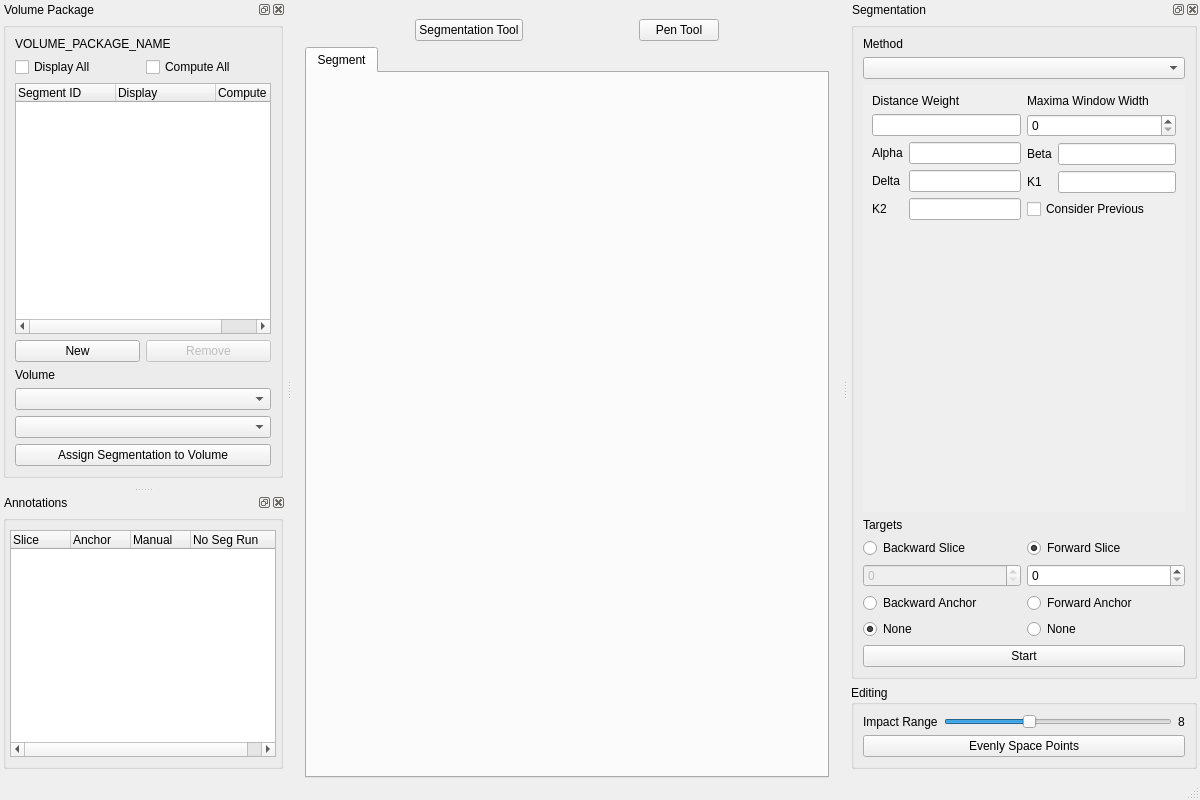
First picture: the form in volume-cartographer/apps/VC/VCMain.ui, repository SuperOptimizer/villa, before the edit.
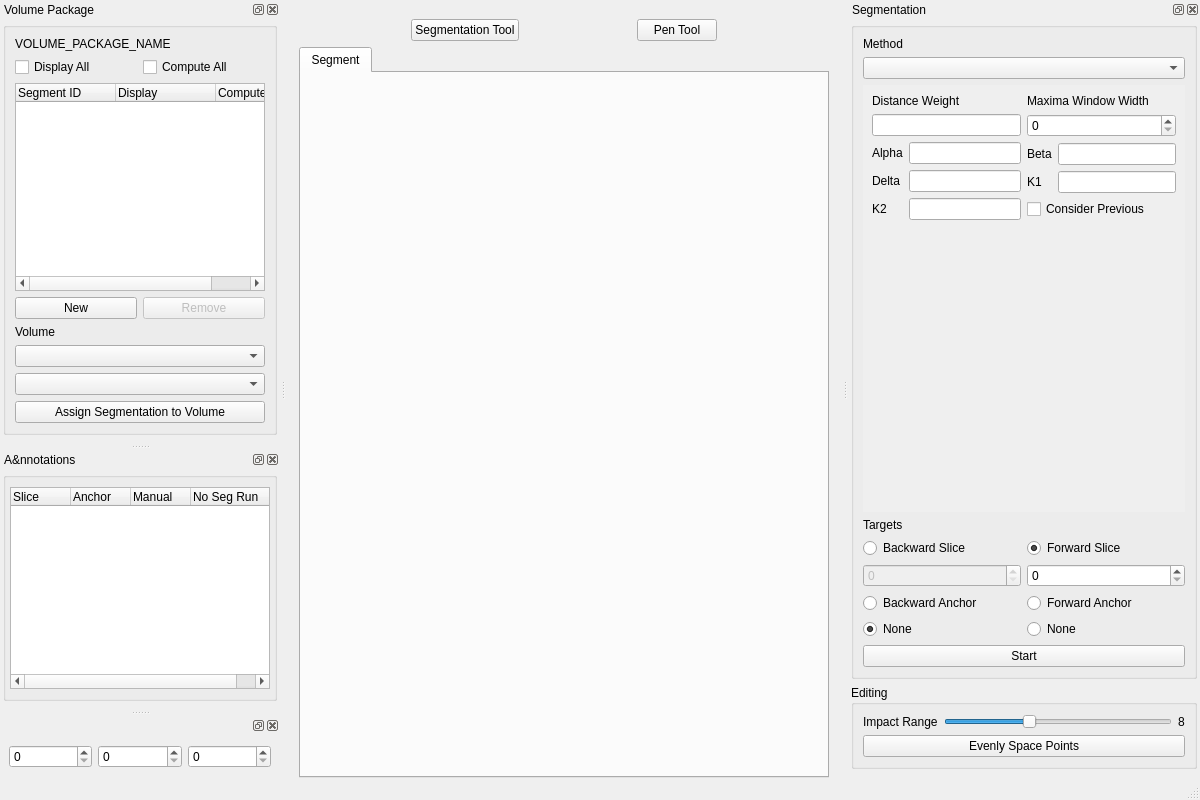
Second picture: the form after the edit. Icons and pictures are not drawn.

Commit message: generic location setting for all axis and outside of CVolumeViewer

```diff
--- a/volume-cartographer/apps/VC/VCMain.ui
+++ b/volume-cartographer/apps/VC/VCMain.ui
@@ -128,7 +128,7 @@
    <property name="minimumSize">
     <size>
      <width>250</width>
-     <height>53</height>
+     <height>64</height>
     </size>
    </property>
    <property name="floating">
@@ -300,8 +300,8 @@
   <widget class="QDockWidget" name="dockWidgetAnnotations">
    <property name="minimumSize">
     <size>
-     <width>92</width>
-     <height>130</height>
+     <width>103</width>
+     <height>143</height>
     </size>
    </property>
    <property name="floating">
@@ -314,7 +314,7 @@
     <set>Qt::LeftDockWidgetArea|Qt::RightDockWidgetArea</set>
    </property>
    <property name="windowTitle">
-    <string>Annotations</string>
+    <string>A&amp;nnotations</string>
    </property>
    <attribute name="dockWidgetArea">
     <number>1</number>
@@ -779,6 +779,43 @@
     </layout>
    </widget>
   </widget>
+  <widget class="QDockWidget" name="dockWidgetLocation">
+   <attribute name="dockWidgetArea">
+    <number>1</number>
+   </attribute>
+   <widget class="QWidget" name="dockWidgetLocationContents">
+    <property name="sizePolicy">
+     <sizepolicy hsizetype="Expanding" vsizetype="Expanding">
+      <horstretch>0</horstretch>
+      <verstretch>0</verstretch>
+     </sizepolicy>
+    </property>
+    <property name="maximumSize">
+     <size>
+      <width>280</width>
+      <height>82</height>
+     </size>
+    </property>
+    <layout class="QGridLayout" name="gridLayout">
+     <item row="0" column="0">
+      <layout class="QHBoxLayout" name="horizontalLayout_4">
+       <property name="spacing">
+        <number>6</number>
+       </property>
+       <item>
+        <widget class="QSpinBox" name="spinLocX"/>
+       </item>
+       <item>
+        <widget class="QSpinBox" name="spinLocY"/>
+       </item>
+       <item>
+        <widget class="QSpinBox" name="spinLocZ"/>
+       </item>
+      </layout>
+     </item>
+    </layout>
+   </widget>
+  </widget>
   <action name="actionOpen">
    <property name="text">
     <string>Open</string>
```
Left out of the diff: 37 changed lines with no effect on the pictures. The commit also changes 4 other files.
